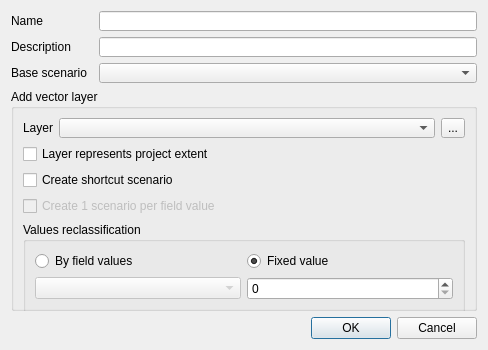
The window that ui/scenario_dialog.ui (MathieuChailloux/MitiConnect) describes before a commit, drawn with Qt 5.
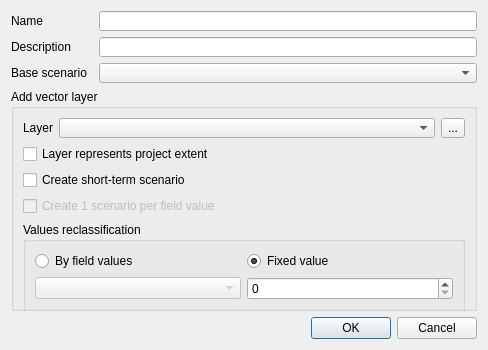
The same window after the commit. Custom widgets are drawn as their Qt base class.

Patch:
```diff
--- a/ui/scenario_dialog.ui
+++ b/ui/scenario_dialog.ui
@@ -265,7 +265,7 @@
          </size>
         </property>
         <property name="text">
-         <string>Create shortcut scenario</string>
+         <string>Create short-term scenario</string>
         </property>
        </widget>
       </item>
```
